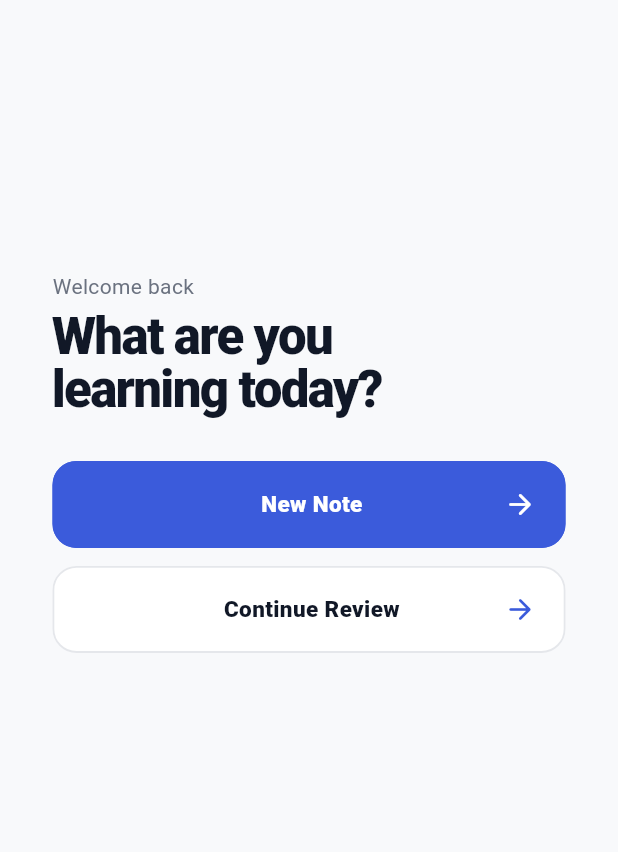
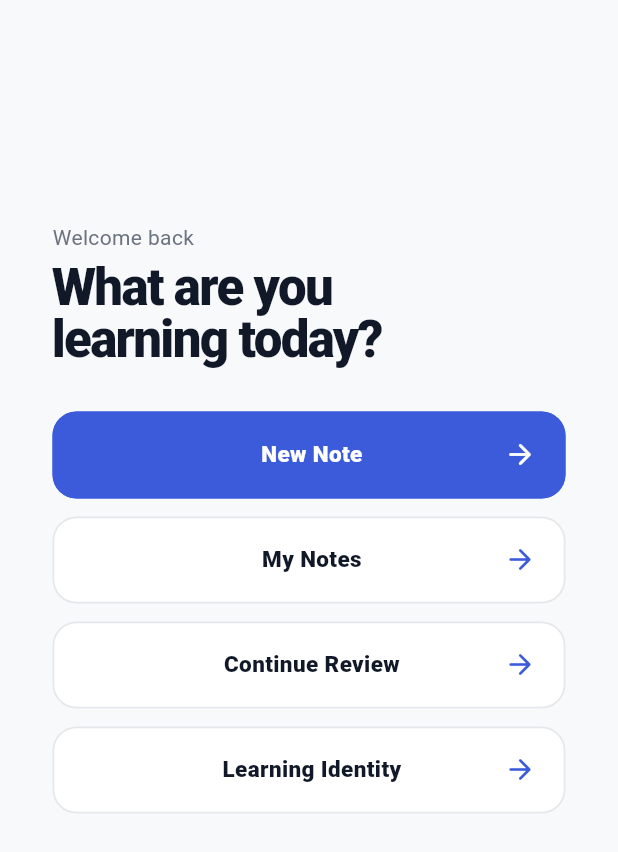
Before and after one commit to LifeTalkMinistry/NoteU, a Flutter app: the screen it shows after launch, on a phone screen of 412 x 824 dp. Shown: the top 852 px of the screen. Run offline on Flutter 3.47's test engine with Material 3 defaults, Android fonts, the phone set to English and light mode, and no system bars; our stand-ins replace flutter_riverpod, go_router, hive, hive_flutter; accounts and stored records are empty.

Commit message:
Add My Notes action to home

```diff
--- a/lib/features/home/presentation/screens/home_screen.dart
+++ b/lib/features/home/presentation/screens/home_screen.dart
@@ -21,7 +21,7 @@ class HomeScreen extends StatelessWidget {
               child: Column(
                 crossAxisAlignment: CrossAxisAlignment.start,
                 children: [
-                  SizedBox(height: MediaQuery.sizeOf(context).height * 0.22),
+                  SizedBox(height: MediaQuery.sizeOf(context).height * 0.18),
                   Text(
                     'Welcome back',
                     style: Theme.of(context).textTheme.bodyMedium?.copyWith(
@@ -48,9 +48,21 @@ class HomeScreen extends StatelessWidget {
                   ),
                   const SizedBox(height: 12),
                   _HomeActionButton(
+                    label: 'My Notes',
+                    filled: false,
+                    onPressed: () => context.push(AppRoutes.myNotes),
+                  ),
+                  const SizedBox(height: 12),
+                  _HomeActionButton(
                     label: 'Continue Review',
                     filled: false,
                     onPressed: () => context.push(AppRoutes.review),
+                  ),
+                  const SizedBox(height: 12),
+                  _HomeActionButton(
+                    label: 'Learning Identity',
+                    filled: false,
+                    onPressed: () => context.push(AppRoutes.identity),
                   ),
                 ],
               ),
```
